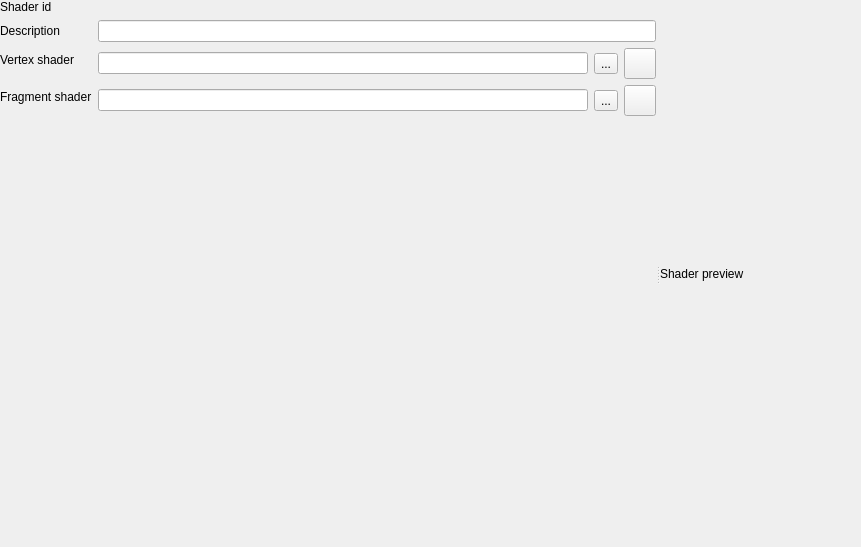
Qt form src/widgets/shader_editor.ui (Kangie/solarus) before a commit.
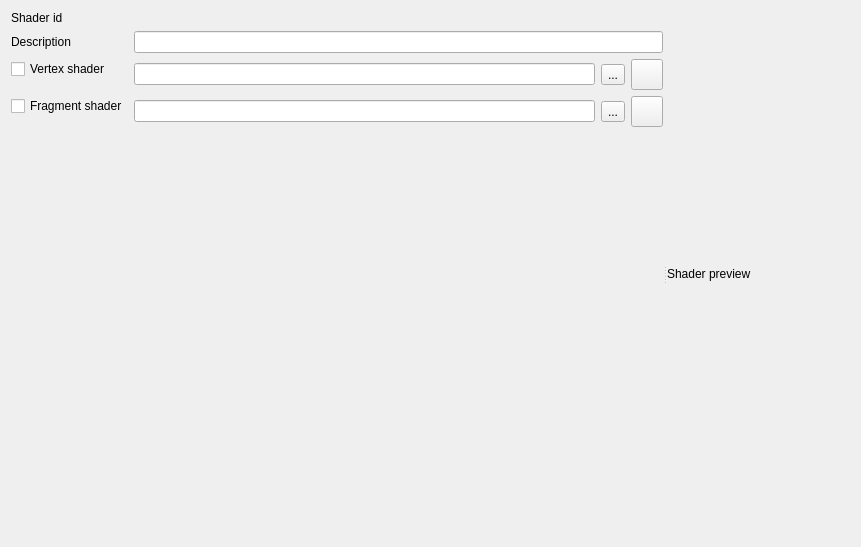
The same form after that commit. Icons and pictures are not drawn.

```diff
--- a/src/widgets/shader_editor.ui
+++ b/src/widgets/shader_editor.ui
@@ -14,18 +14,6 @@
    <string>Form</string>
   </property>
   <layout class="QVBoxLayout" name="verticalLayout">
-   <property name="leftMargin">
-    <number>0</number>
-   </property>
-   <property name="topMargin">
-    <number>0</number>
-   </property>
-   <property name="rightMargin">
-    <number>0</number>
-   </property>
-   <property name="bottomMargin">
-    <number>0</number>
-   </property>
    <item>
     <widget class="QSplitter" name="splitter">
      <property name="orientation">
@@ -79,17 +67,14 @@
          </property>
         </widget>
        </item>
-       <item row="2" column="0">
-        <widget class="QLabel" name="vertex_file_label">
-         <property name="text">
-          <string>Vertex shader</string>
-         </property>
-        </widget>
-       </item>
        <item row="2" column="1">
         <layout class="QHBoxLayout" name="horizontal_layout">
          <item>
-          <widget class="QLineEdit" name="vertex_file_field"/>
+          <widget class="QLineEdit" name="vertex_file_field">
+           <property name="readOnly">
+            <bool>true</bool>
+           </property>
+          </widget>
          </item>
          <item>
           <widget class="QToolButton" name="vertex_file_browse_button">
@@ -133,17 +118,14 @@
          </item>
         </layout>
        </item>
-       <item row="3" column="0">
-        <widget class="QLabel" name="fragment_file_lable">
-         <property name="text">
-          <string>Fragment shader</string>
-         </property>
-        </widget>
-       </item>
        <item row="3" column="1">
         <layout class="QHBoxLayout" name="horizontal_layout_2">
          <item>
-          <widget class="QLineEdit" name="fragment_file_field"/>
+          <widget class="QLineEdit" name="fragment_file_field">
+           <property name="readOnly">
+            <bool>true</bool>
+           </property>
+          </widget>
          </item>
          <item>
           <widget class="QToolButton" name="fragment_file_browse_button">
@@ -187,6 +169,20 @@
          </item>
         </layout>
        </item>
+       <item row="3" column="0">
+        <widget class="QCheckBox" name="fragment_file_check_box">
+         <property name="text">
+          <string>Fragment shader</string>
+         </property>
+        </widget>
+       </item>
+       <item row="2" column="0">
+        <widget class="QCheckBox" name="vertex_file_check_box">
+         <property name="text">
+          <string>Vertex shader</string>
+         </property>
+        </widget>
+       </item>
       </layout>
      </widget>
      <widget class="QLabel" name="label">
```
Left out of the diff: 2 changed lines with no effect on the pictures.
